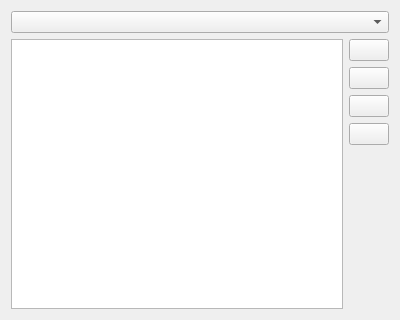
The window that src/agenda/timescaleedit_base.ui (KDE/eventviews) describes before a commit, drawn with Qt 5.
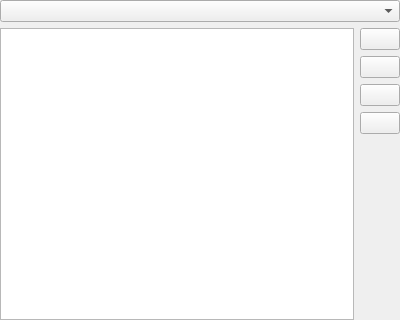
The same window after the commit. Custom widgets are drawn as their Qt base class.

Commit message: Remove duplicate margin

Diff of the .ui file:
```diff
--- a/src/agenda/timescaleedit_base.ui
+++ b/src/agenda/timescaleedit_base.ui
@@ -9,7 +9,19 @@
     <height>320</height>
    </rect>
   </property>
-  <layout class="QVBoxLayout" >
+  <layout class="QVBoxLayout">
+   <property name="leftMargin">
+    <number>0</number>
+   </property>
+   <property name="topMargin">
+    <number>0</number>
+   </property>
+   <property name="rightMargin">
+    <number>0</number>
+   </property>
+   <property name="bottomMargin">
+    <number>0</number>
+   </property>
    <item>
     <widget class="KComboBox" name="zoneCombo" />
    </item>
```
Left out of the diff: 35 changed lines with no effect on the pictures.
